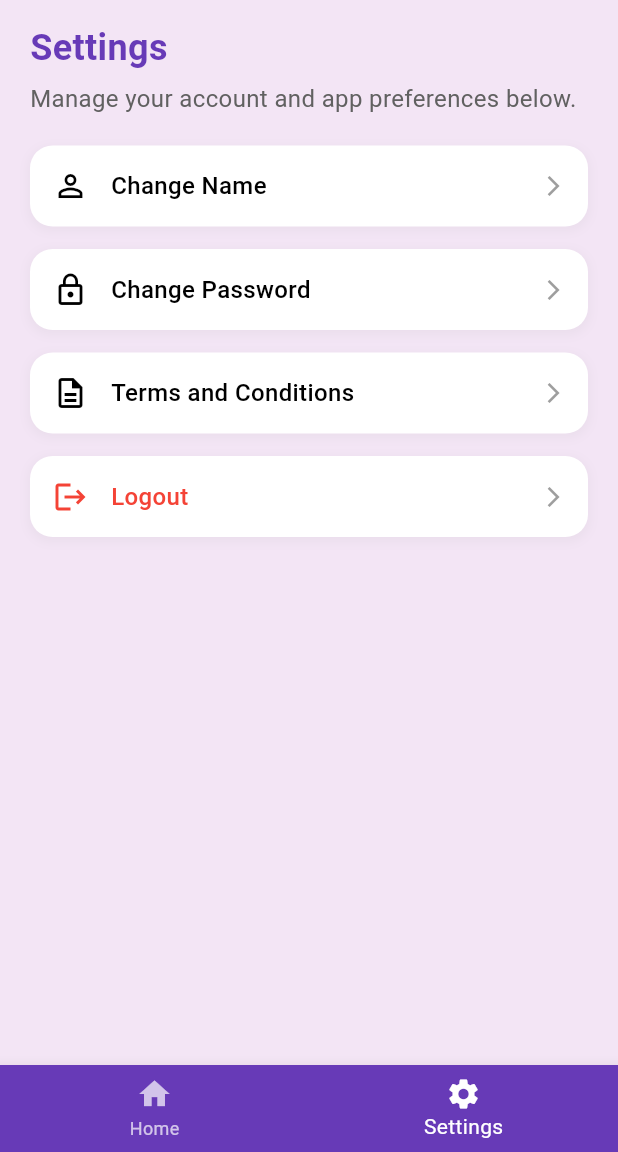
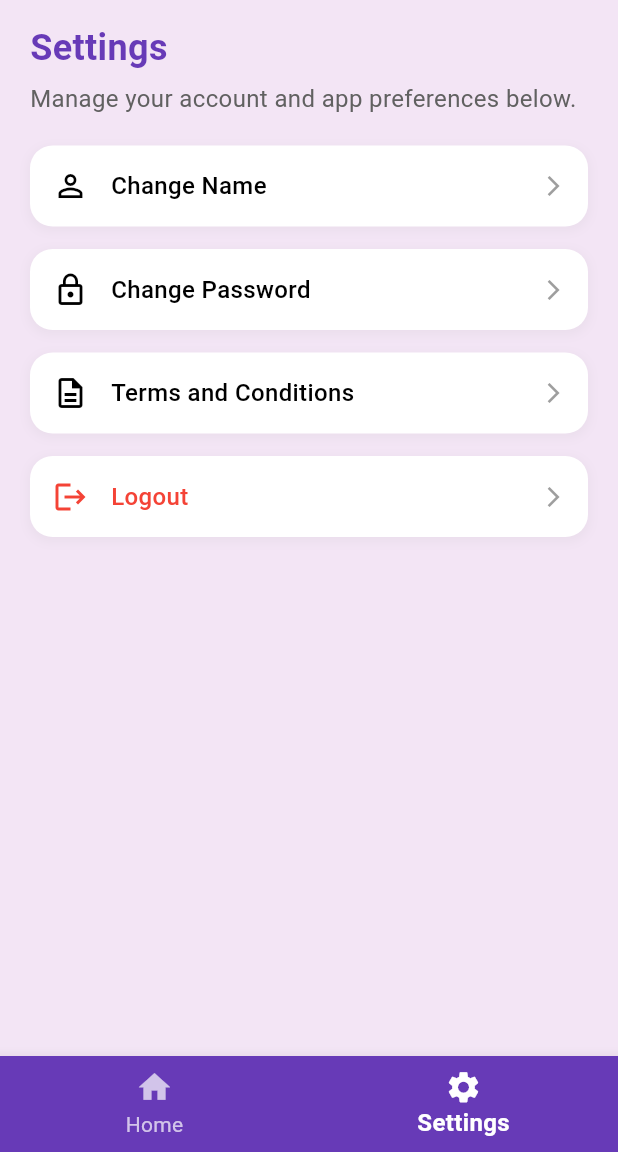
Before and after one commit to andersonnyeo/Trackify, a Flutter app: the screen it shows once a user with an empty profile is signed in, item 2 of the bottom bar chosen, on a phone screen of 412 x 824 dp, the part 84-1236 px from its top. Run offline on Flutter 3.47's test engine with Material 3 defaults, Android fonts, the phone set to English and light mode, and no system bars; our stand-ins replace cloud_firestore, firebase_auth, firebase_core, fl_chart, flutter_spinkit, fluttertoast; missing offline and left inert: ml_algo, ml_dataframe; accounts and stored records are empty.

Commit message:
adjusts the style for the text

```diff
--- a/trackify/lib/screens/home_screen/home.dart
+++ b/trackify/lib/screens/home_screen/home.dart
@@ -55,6 +55,9 @@ class _HomeState extends State<Home> {
           unselectedItemColor: Colors.white70,
           currentIndex: _selectedIndex,
           onTap: _onItemTapped,
+          iconSize: 25.0,
+          selectedLabelStyle: TextStyle(fontSize: 16.0, fontWeight: FontWeight.bold),
+          unselectedLabelStyle: TextStyle(fontSize: 14.0),
           items: const [
             BottomNavigationBarItem(
               icon: Icon(Icons.home),
```
